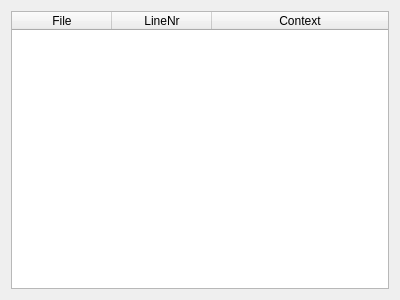
The window that src/resultsview.ui (GAMS-dev/studio) describes before a commit, drawn with Qt 5.
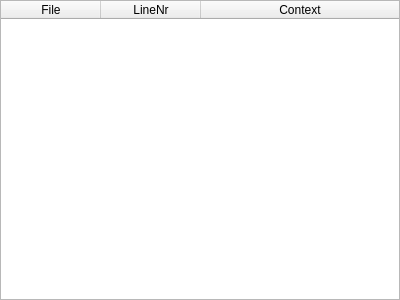
The same window after the commit.

```diff
--- a/src/resultsview.ui
+++ b/src/resultsview.ui
@@ -14,6 +14,21 @@
    <string>Form</string>
   </property>
   <layout class="QHBoxLayout" name="horizontalLayout">
+   <property name="spacing">
+    <number>0</number>
+   </property>
+   <property name="leftMargin">
+    <number>0</number>
+   </property>
+   <property name="topMargin">
+    <number>0</number>
+   </property>
+   <property name="rightMargin">
+    <number>0</number>
+   </property>
+   <property name="bottomMargin">
+    <number>0</number>
+   </property>
    <item>
     <widget class="QTableWidget" name="tableWidget">
      <property name="sizeAdjustPolicy">
@@ -38,7 +53,7 @@
       <enum>QAbstractItemView::SelectRows</enum>
      </property>
      <property name="textElideMode">
-      <enum>Qt::ElideMiddle</enum>
+      <enum>Qt::ElideLeft</enum>
      </property>
      <property name="sortingEnabled">
       <bool>false</bool>
@@ -56,7 +71,7 @@
       <bool>true</bool>
      </attribute>
      <attribute name="verticalHeaderVisible">
-      <bool>true</bool>
+      <bool>false</bool>
      </attribute>
      <attribute name="verticalHeaderDefaultSectionSize">
       <number>20</number>
```
